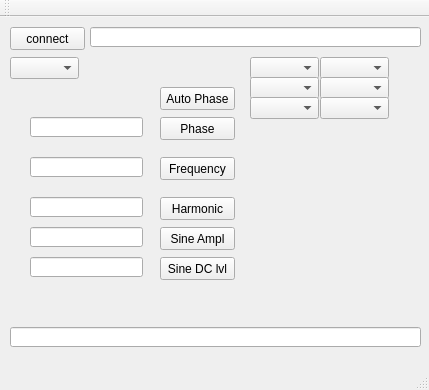
The window that SerialPortCommunicationQt/SerialPortCommunication/SRS/LockInAmplifier/Final_Lock-In-Amplifier/mainwindow.ui (vicvict/Lock-In-Amplifier) describes before a commit, drawn with Qt 5.
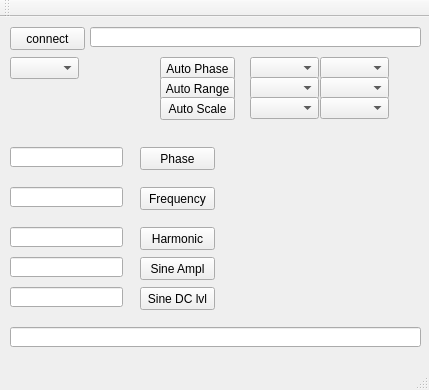
The same window after the commit.

Commit message: auto commands added

Diff of the .ui file:
```diff
--- a/SerialPortCommunicationQt/SerialPortCommunication/SRS/LockInAmplifier/Final_Lock-In-Amplifier/mainwindow.ui
+++ b/SerialPortCommunicationQt/SerialPortCommunication/SRS/LockInAmplifier/Final_Lock-In-Amplifier/mainwindow.ui
@@ -40,8 +40,8 @@
    <widget class="QLineEdit" name="lineEditPhase">
     <property name="geometry">
      <rect>
-      <x>30</x>
-      <y>100</y>
+      <x>10</x>
+      <y>130</y>
       <width>113</width>
       <height>20</height>
      </rect>
@@ -50,8 +50,8 @@
    <widget class="QLineEdit" name="lineEditFrequency">
     <property name="geometry">
      <rect>
-      <x>30</x>
-      <y>140</y>
+      <x>10</x>
+      <y>170</y>
       <width>113</width>
       <height>20</height>
      </rect>
@@ -60,8 +60,8 @@
    <widget class="QLineEdit" name="lineEditHarmonic">
     <property name="geometry">
      <rect>
-      <x>30</x>
-      <y>180</y>
+      <x>10</x>
+      <y>210</y>
       <width>113</width>
       <height>20</height>
      </rect>
@@ -70,8 +70,8 @@
    <widget class="QPushButton" name="pushButtonPhase">
     <property name="geometry">
      <rect>
-      <x>160</x>
-      <y>100</y>
+      <x>140</x>
+      <y>130</y>
       <width>75</width>
       <height>23</height>
      </rect>
@@ -83,8 +83,8 @@
    <widget class="QPushButton" name="pushButtonFrequency">
     <property name="geometry">
      <rect>
-      <x>160</x>
-      <y>140</y>
+      <x>140</x>
+      <y>170</y>
       <width>75</width>
       <height>23</height>
      </rect>
@@ -96,8 +96,8 @@
    <widget class="QPushButton" name="pushButtonHarmonic">
     <property name="geometry">
      <rect>
-      <x>160</x>
-      <y>180</y>
+      <x>140</x>
+      <y>210</y>
       <width>75</width>
       <height>23</height>
      </rect>
@@ -119,8 +119,8 @@
    <widget class="QPushButton" name="pushButtonSineAmplitude">
     <property name="geometry">
      <rect>
-      <x>160</x>
-      <y>210</y>
+      <x>140</x>
+      <y>240</y>
       <width>75</width>
       <height>23</height>
      </rect>
@@ -132,8 +132,8 @@
    <widget class="QLineEdit" name="lineEditSineAmplitude">
     <property name="geometry">
      <rect>
-      <x>30</x>
-      <y>210</y>
+      <x>10</x>
+      <y>240</y>
       <width>113</width>
       <height>20</height>
      </rect>
@@ -142,8 +142,8 @@
    <widget class="QLineEdit" name="lineEditSineDCLevel">
     <property name="geometry">
      <rect>
-      <x>30</x>
-      <y>240</y>
+      <x>10</x>
+      <y>270</y>
       <width>113</width>
       <height>20</height>
      </rect>
@@ -152,8 +152,8 @@
    <widget class="QPushButton" name="pushButtonSineDCLevel">
     <property name="geometry">
      <rect>
-      <x>160</x>
-      <y>240</y>
+      <x>140</x>
+      <y>270</y>
       <width>75</width>
       <height>23</height>
      </rect>
@@ -166,7 +166,7 @@
     <property name="geometry">
      <rect>
       <x>160</x>
-      <y>70</y>
+      <y>40</y>
       <width>75</width>
       <height>23</height>
      </rect>
@@ -245,6 +245,32 @@
      </rect>
     </property>
    </widget>
+   <widget class="QPushButton" name="pushButtonAutoRange">
+    <property name="geometry">
+     <rect>
+      <x>160</x>
+      <y>60</y>
+      <width>75</width>
+      <height>23</height>
+     </rect>
+    </property>
+    <property name="text">
+     <string>Auto Range</string>
+    </property>
+   </widget>
+   <widget class="QPushButton" name="pushButtonAutoScale">
+    <property name="geometry">
+     <rect>
+      <x>160</x>
+      <y>80</y>
+      <width>75</width>
+      <height>23</height>
+     </rect>
+    </property>
+    <property name="text">
+     <string>Auto Scale</string>
+    </property>
+   </widget>
   </widget>
   <widget class="QMenuBar" name="menuBar">
    <property name="geometry">
```
The commit also changes 4 other files.
